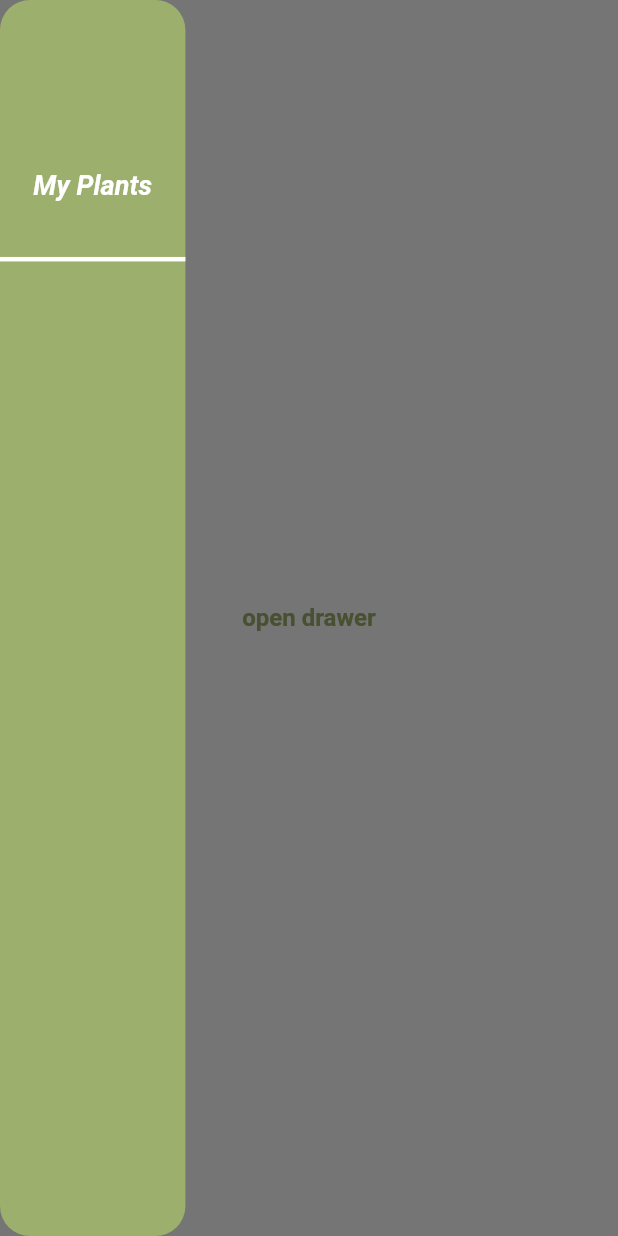
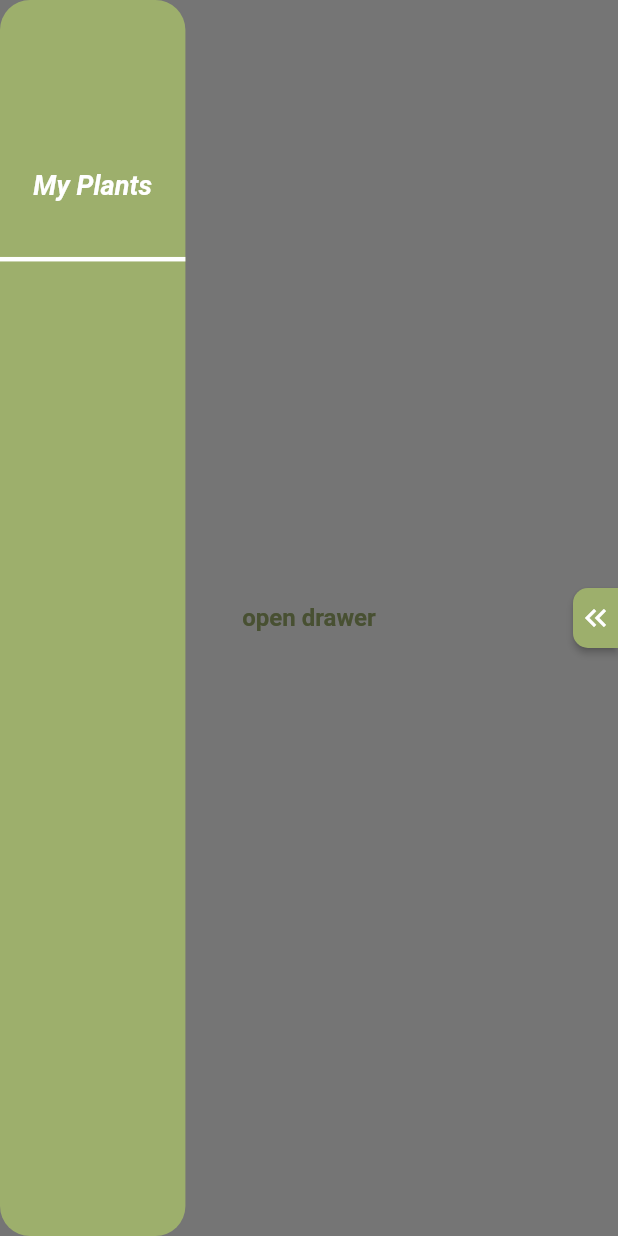
Before and after one commit to 92Andy/my_plant, a Flutter app: the MyPlantsPage screen opened directly, with the side drawer open, on a phone screen of 412 x 824 dp. Run offline on Flutter 3.47's test engine with Material 2 defaults, Android fonts, the light colour scheme and no system bars; our stand-ins replace flutter_svg, simple_shadow.

Commit message:
#12: Close drawer button added

```diff
--- a/lib/my_plants/my_plants_page.dart
+++ b/lib/my_plants/my_plants_page.dart
@@ -28,12 +28,24 @@ class _MyPlantsPageState extends State<MyPlantsPage> {
   }
 }
 
+class _MyPlantDetailPage extends StatelessWidget {
+  const _MyPlantDetailPage();
+
+  @override
+  Widget build(BuildContext context) {
+    return const Scaffold();
+  }
+}
+
 class _CustomDrawer extends StatelessWidget {
   const _CustomDrawer();
 
   @override
   Widget build(BuildContext context) {
-    return Container(
+    return Row(
+      mainAxisAlignment: MainAxisAlignment.spaceBetween,
+      children: [
+        Container(
           width: MediaQuery.of(context).size.width * .3,
           height: MediaQuery.of(context).size.height,
           decoration: BoxDecoration(
@@ -58,6 +70,27 @@ class _CustomDrawer extends StatelessWidget {
               ),
             ],
           ),
+        ),
+        SizedBox(
+          height: 40,
+          width: 30,
+          child: MaterialButton(
+            color: MyPlantColors.greenSmoke,
+            shape: const RoundedRectangleBorder(
+              borderRadius: BorderRadius.only(
+                bottomLeft: Radius.circular(10),
+                topLeft: Radius.circular(10),
+              ),
+            ),
+            padding: EdgeInsets.zero,
+            onPressed: () => Navigator.pop(context),
+            child: const Icon(
+              Icons.keyboard_double_arrow_left,
+              color: Colors.white,
+            ),
+          ),
+        ),
+      ],
     );
   }
 }
```
Lines whose indentation alone changed are shown as unchanged.
